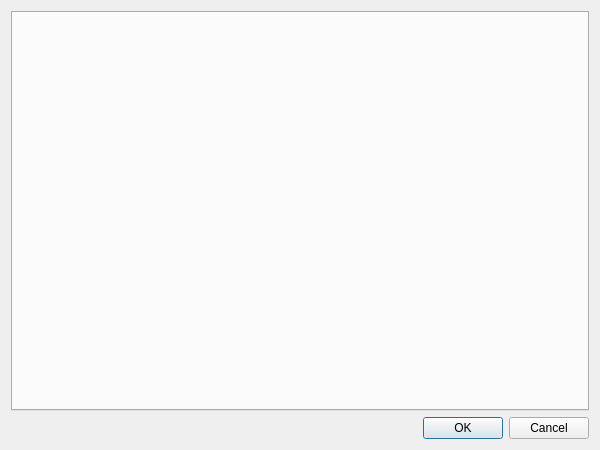
First picture: the form in src/groupchattopicdlg.ui, repository psi-im/psi, before the edit.
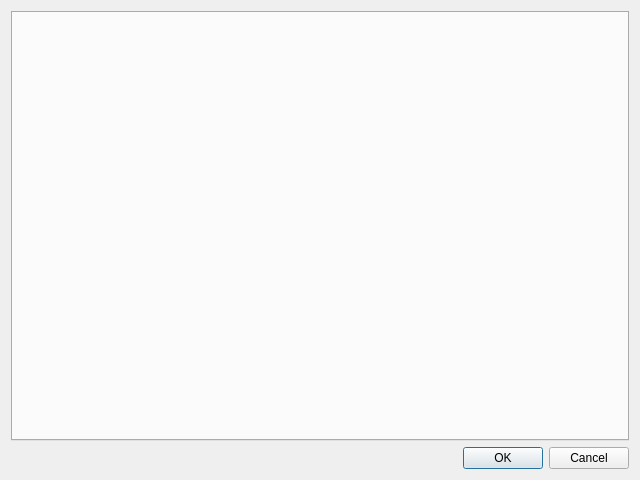
Second picture: the form after the edit.

The edit to the form file:
```diff
--- a/src/groupchattopicdlg.ui
+++ b/src/groupchattopicdlg.ui
@@ -6,8 +6,8 @@
    <rect>
     <x>0</x>
     <y>0</y>
-    <width>600</width>
-    <height>450</height>
+    <width>640</width>
+    <height>480</height>
    </rect>
   </property>
   <property name="windowTitle">
```
